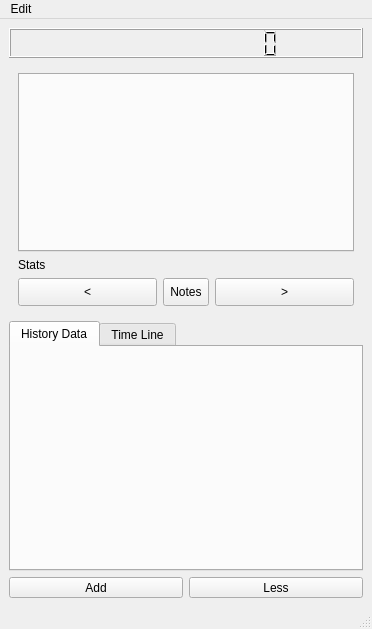
The window that mainwindow.ui (ic005k/Knot-Legacy) describes before a commit, drawn with Qt 5.
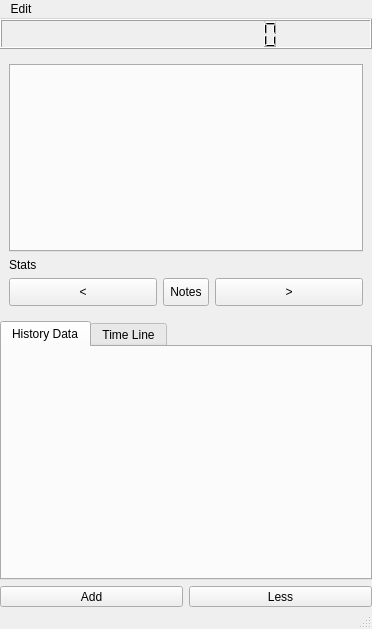
The same window after the commit. Icons and pictures are not drawn.

```diff
--- a/mainwindow.ui
+++ b/mainwindow.ui
@@ -15,6 +15,18 @@
   </property>
   <widget class="QWidget" name="centralwidget">
    <layout class="QGridLayout" name="gridLayout_4">
+    <property name="leftMargin">
+     <number>0</number>
+    </property>
+    <property name="topMargin">
+     <number>0</number>
+    </property>
+    <property name="rightMargin">
+     <number>0</number>
+    </property>
+    <property name="bottomMargin">
+     <number>0</number>
+    </property>
     <item row="0" column="0">
      <widget class="QLCDNumber" name="lcdNumber">
       <property name="minimumSize">
@@ -36,6 +48,12 @@
     </item>
     <item row="1" column="0">
      <widget class="QFrame" name="frame_tab">
+      <property name="maximumSize">
+       <size>
+        <width>16777215</width>
+        <height>280</height>
+       </size>
+      </property>
       <property name="frameShape">
        <enum>QFrame::NoFrame</enum>
       </property>
@@ -143,7 +161,7 @@
       <property name="minimumSize">
        <size>
         <width>0</width>
-        <height>220</height>
+        <height>0</height>
        </size>
       </property>
       <property name="maximumSize">
```
